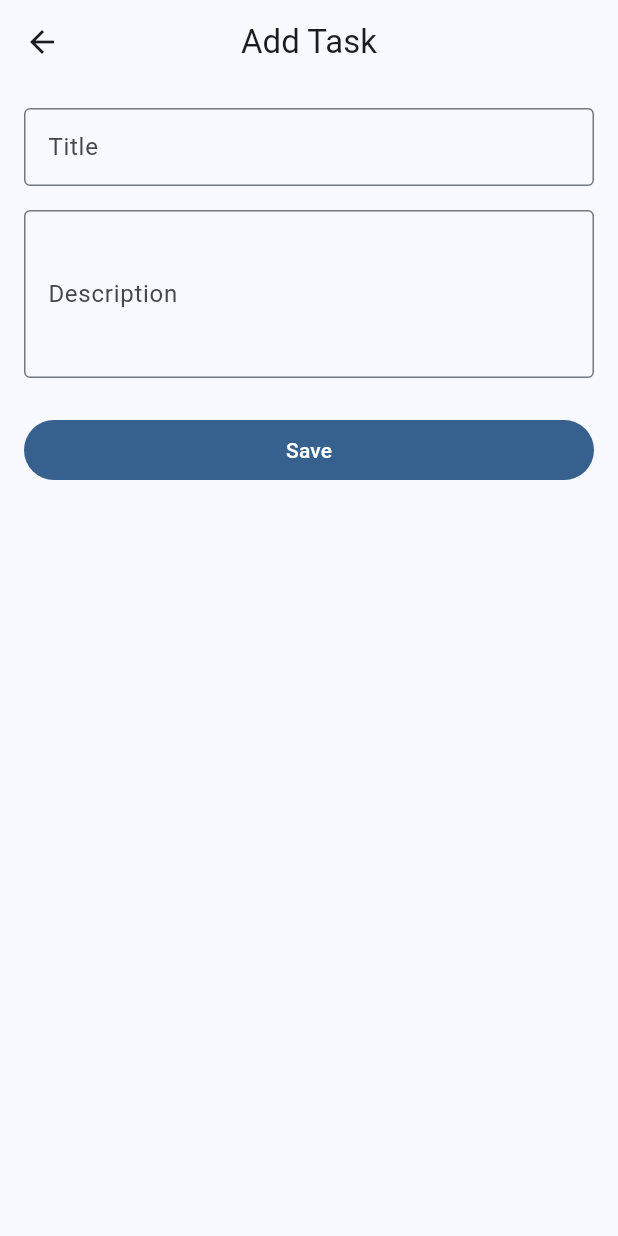
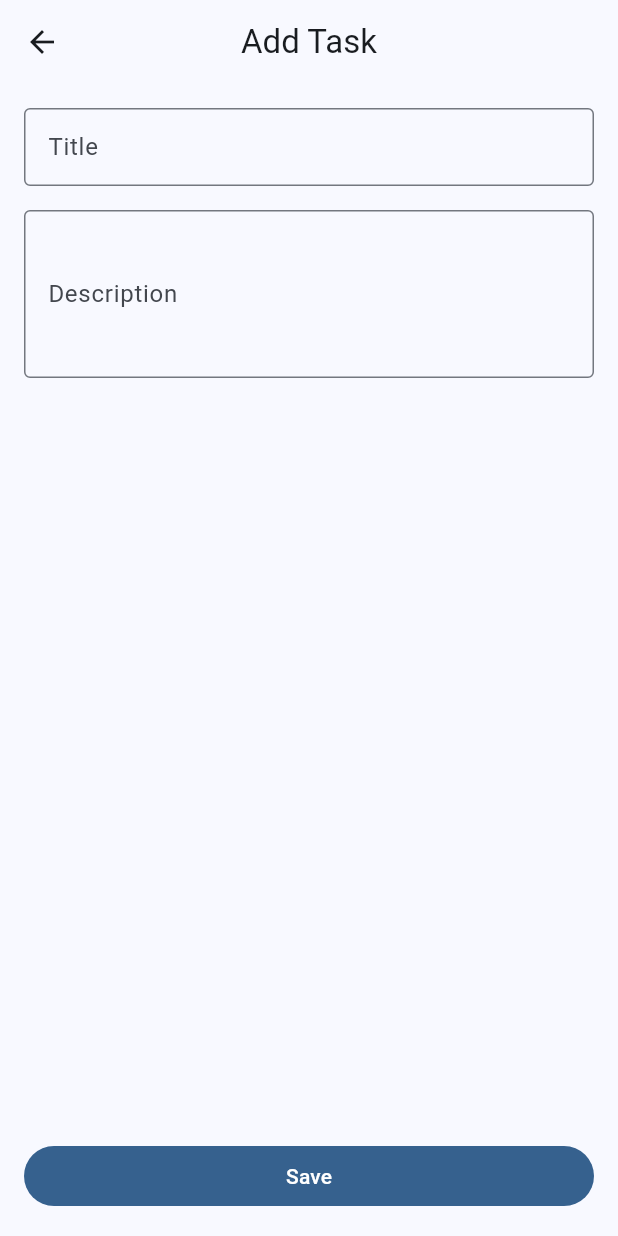
Before and after one commit to markhadi/todo_app_firebase, a Flutter app: the AddEditTodoView screen opened by its route, on a phone screen of 412 x 824 dp. Run offline on Flutter 3.47's test engine with Material 3 defaults, Android fonts, the phone set to English and light mode, and no system bars; our stand-ins replace cloud_firestore, firebase_core, get; accounts and stored records are empty; generated files the repository leaves out were written again.

Commit message:
update save button

```diff
--- a/lib/views/add_edit_todo_view.dart
+++ b/lib/views/add_edit_todo_view.dart
@@ -80,18 +80,19 @@ class AddEditTodoView extends StatelessWidget {
                   return null;
                 },
               ),
-              const SizedBox(height: 24),
-              SizedBox(
-                width: double.infinity,
-                child: FilledButton(
-                  onPressed: _saveTodo,
-                  child: Text(todo == null ? 'Save' : 'Update'),
-                ),
-              ),
             ],
           ),
         ),
       ),
+      floatingActionButton: Container(
+        margin: const EdgeInsets.all(16.0),
+        width: double.infinity,
+        child: FilledButton(
+          onPressed: _saveTodo,
+          child: Text(todo == null ? 'Save' : 'Update'),
+        ),
+      ),
+      floatingActionButtonLocation: FloatingActionButtonLocation.centerDocked,
     );
   }
 }
```
